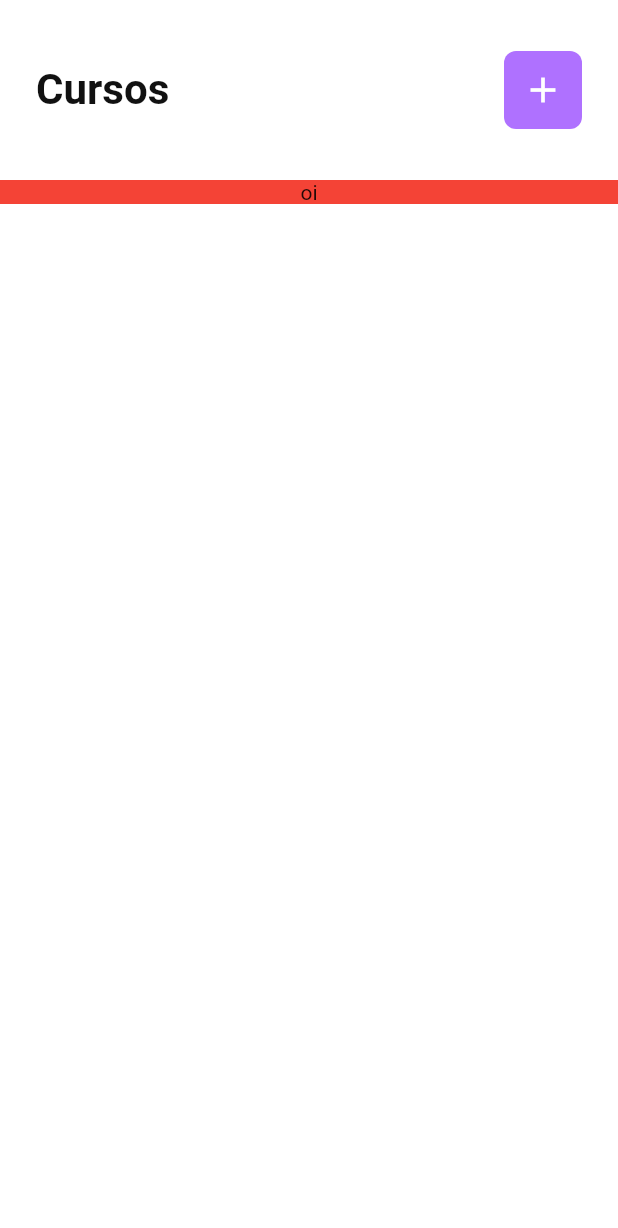
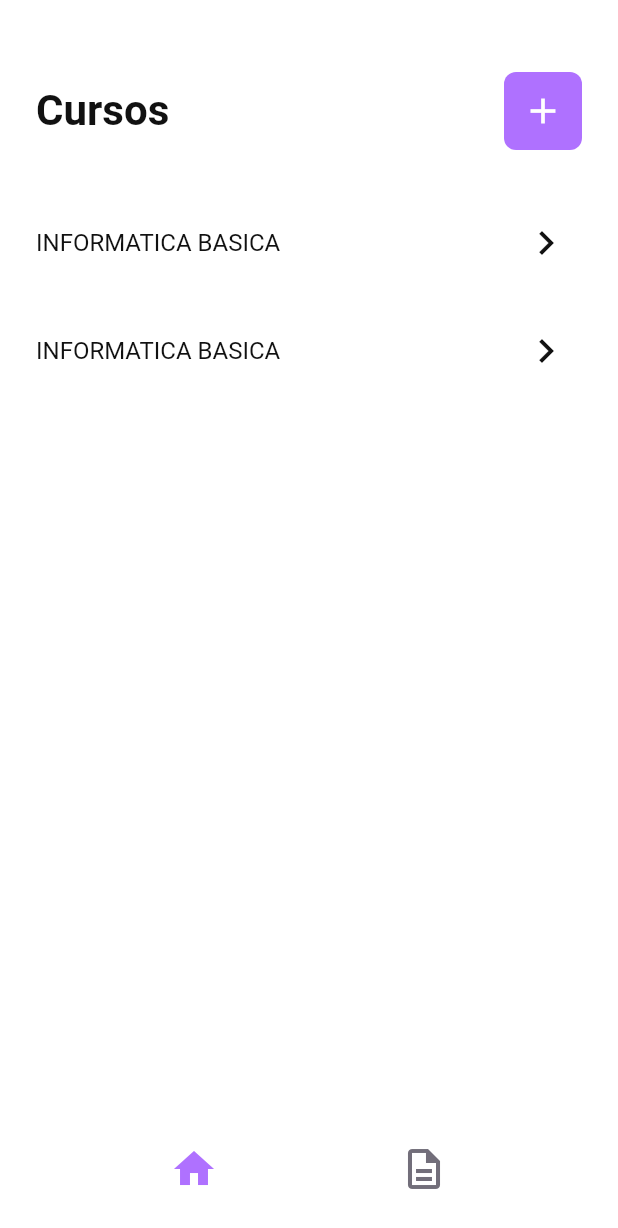
Before and after one commit to mateusgcoelho/vrsoftware-mobile-test, a Flutter app: the screen it shows after launch, on a phone screen of 412 x 824 dp. Shown: the top 1228 px of the screen. Run offline on Flutter 3.47's test engine with Material 2 defaults, Android fonts, the phone set to English and light mode, and no system bars.

Commit message:
Create courser item widget and controller navigator home!

```diff
--- a/lib/modules/courses/courses_page.dart
+++ b/lib/modules/courses/courses_page.dart
@@ -1,4 +1,5 @@
 import 'package:flutter/material.dart';
+import 'package:mobile/shared/widgets/course_item_widget.dart';
 
 class CoursesPage extends StatelessWidget {
   const CoursesPage({Key? key}) : super(key: key);
@@ -9,10 +10,10 @@ class CoursesPage extends StatelessWidget {
 
     return Container(
       width: size.width,
-      color: Colors.red,
       child: Column(
         children: [
-          Text('oi'),
+          CourseItemWidget(),
+          CourseItemWidget(),
         ],
       ),
     );
--- a/lib/modules/home/home_page.dart
+++ b/lib/modules/home/home_page.dart
@@ -19,11 +19,44 @@ class _HomePageState extends State<HomePage> {
   Widget build(BuildContext context) {
     return Scaffold(
       backgroundColor: AppColors.white,
-      appBar: PreferredSize(
-        preferredSize: Size.fromHeight(120),
-        child: Center(
-          child: ListTile(
-            contentPadding: EdgeInsets.only(left: 24, right: 24),
+      bottomNavigationBar: Container(
+        height: 90,
+        child: Row(
+          mainAxisAlignment: MainAxisAlignment.spaceEvenly,
+          children: [
+            IconButton(
+              icon: Icon(
+                Icons.home,
+                size: 32,
+                color: AppColors.primary,
+              ),
+              onPressed: () {
+                setState(() {});
+              },
+            ),
+            IconButton(
+              icon: Icon(
+                Icons.description_outlined,
+                size: 32,
+                color: AppColors.gray,
+              ),
+              onPressed: () {
+                setState(() {});
+              },
+            ),
+          ],
+        ),
+      ),
+      body: SingleChildScrollView(
+        child: Column(
+          children: [
+            ListTile(
+              contentPadding: EdgeInsets.only(
+                left: 24,
+                right: 24,
+                top: 46,
+                bottom: 24,
+              ),
               title: Text(
                 "Cursos",
                 style: AppTexts.appBar,
@@ -45,12 +78,9 @@ class _HomePageState extends State<HomePage> {
                 ),
               ),
             ),
-        ),
-      ),
-      body: Column(
-        children: [
             pages[0],
           ],
+        ),
       ),
     );
   }
--- a/lib/shared/themes/app_colors.dart
+++ b/lib/shared/themes/app_colors.dart
@@ -4,4 +4,5 @@ class AppColors {
   static final white = Color(0xFFFFFFFF);
   static final primary = Color(0xFFAF71FF);
   static final black = Color(0xFF111111);
+  static final gray = Color(0xFF726E7A);
 }
--- a/lib/shared/themes/app_texts.dart
+++ b/lib/shared/themes/app_texts.dart
@@ -7,4 +7,9 @@ class AppTexts {
     fontSize: 28,
     fontWeight: FontWeight.bold,
   );
+  static final courseItemTitle = TextStyle(
+    color: AppColors.black,
+    fontSize: 16,
+    fontWeight: FontWeight.w400,
+  );
 }
--- /dev/null
+++ b/lib/shared/widgets/course_item_widget.dart
@@ -0,0 +1,37 @@
+import 'package:flutter/material.dart';
+import 'package:mobile/shared/themes/app_colors.dart';
+import 'package:mobile/shared/themes/app_texts.dart';
+
+class CourseItemWidget extends StatelessWidget {
+  const CourseItemWidget({Key? key}) : super(key: key);
+
+  @override
+  Widget build(BuildContext context) {
+    final size = MediaQuery.of(context).size;
+
+    return Container(
+      width: size.width,
+      child: Padding(
+        padding: EdgeInsets.symmetric(
+          horizontal: 24,
+          vertical: 12,
+        ),
+        child: Row(
+          mainAxisAlignment: MainAxisAlignment.spaceBetween,
+          children: [
+            Text(
+              "INFORMATICA BASICA",
+              style: AppTexts.courseItemTitle,
+            ),
+            IconButton(
+              icon: Icon(Icons.chevron_right),
+              iconSize: 32,
+              color: AppColors.black,
+              onPressed: () {},
+            ),
+          ],
+        ),
+      ),
+    );
+  }
+}
```
Lines whose indentation alone changed are shown as unchanged.
